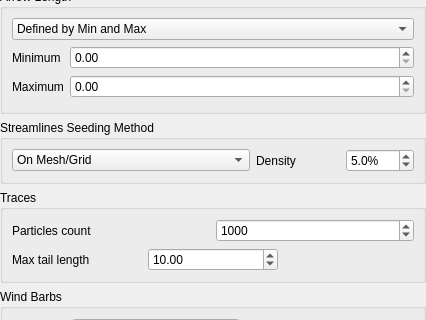
Old version of the form src/ui/vectorfield/qgsvectorfieldsettingswidgetbase.ui in the repository uclaros/QGIS; both pictures show x 0 to 426 and y 472 to 792 of the 426 by 1006 pixel window.
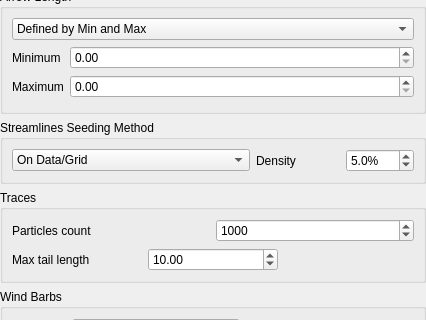
New version of the form. Icons and pictures are not drawn. Custom widgets are drawn as their Qt base class.

Patch:
```diff
--- a/src/ui/vectorfield/qgsvectorfieldsettingswidgetbase.ui
+++ b/src/ui/vectorfield/qgsvectorfieldsettingswidgetbase.ui
@@ -318,7 +318,7 @@
        <widget class="QComboBox" name="mStreamlinesSeedingMethodComboBox">
         <item>
          <property name="text">
-          <string>On Mesh/Grid</string>
+          <string>On Data/Grid</string>
          </property>
         </item>
         <item>
```
